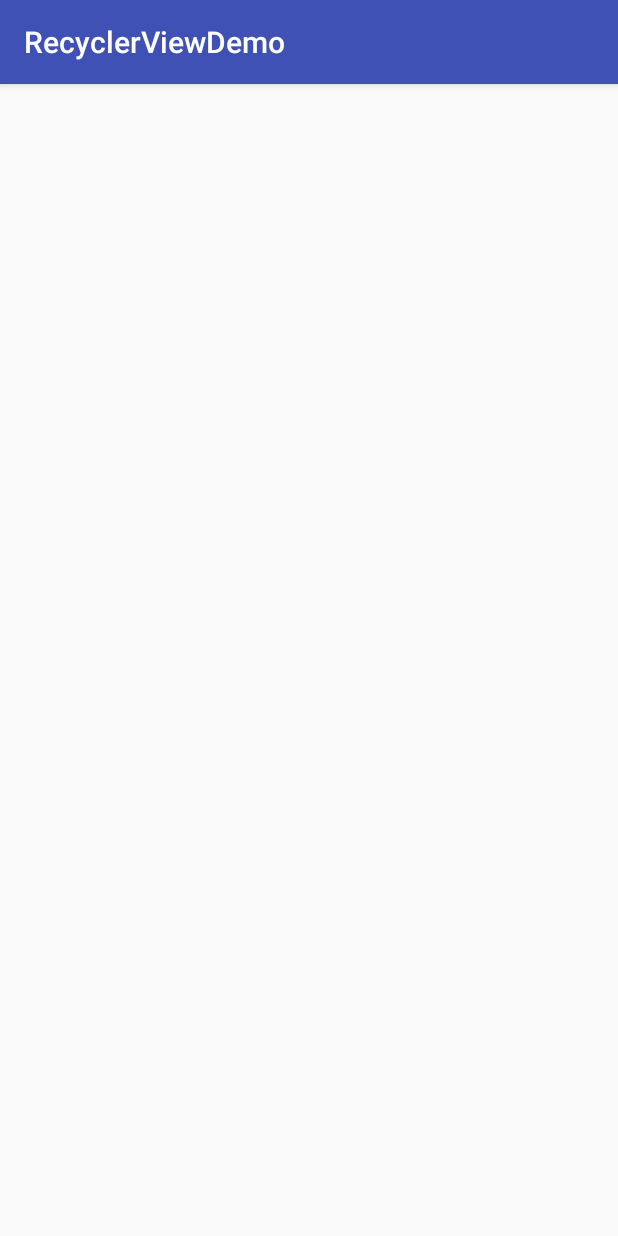
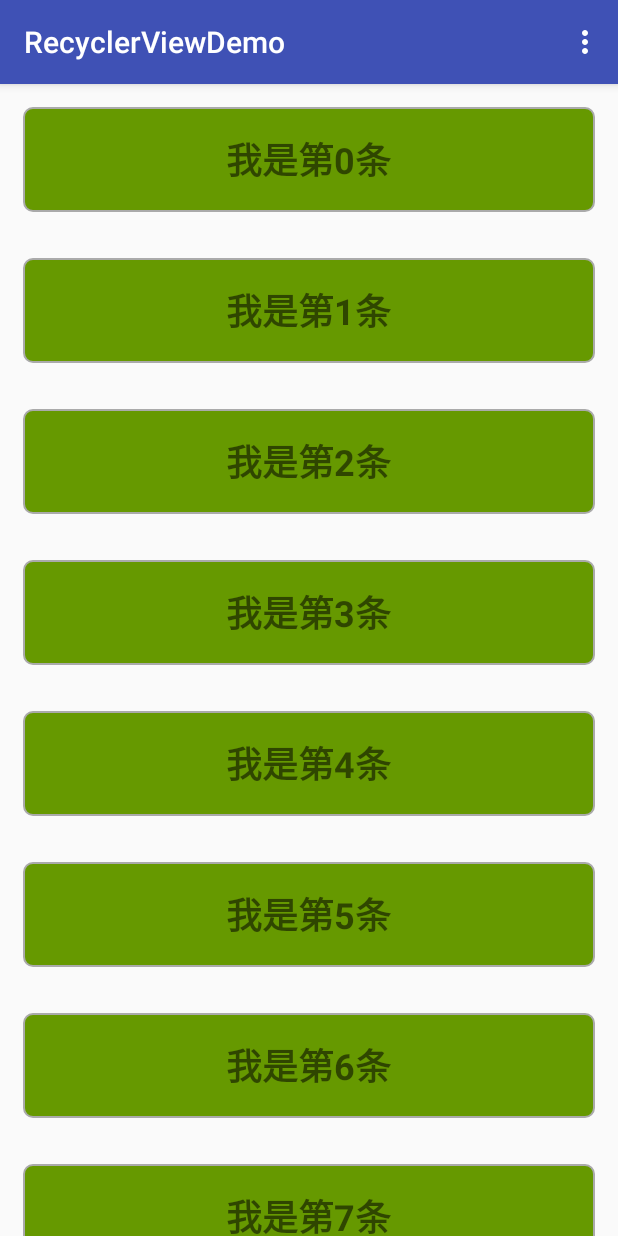
Before and after one commit to OuFungWah/RecyclerViewDemo, an Android app: the screen it shows after launch (MainActivity), on a phone screen of 412 x 824 dp. Run offline under Robolectric (Android 15) with nearby library versions, the phone set to English and light mode, and no system bars.

Commit message:
add recyclerview into the project

```diff
--- a/app/src/main/java/com/example/diegobrce/recyclerviewdemo/MainActivity.java
+++ b/app/src/main/java/com/example/diegobrce/recyclerviewdemo/MainActivity.java
@@ -6,12 +6,23 @@ import android.support.v7.widget.GridLayoutManager;
 import android.support.v7.widget.LinearLayoutManager;
 import android.support.v7.widget.RecyclerView;
 import android.view.Menu;
+import android.view.MenuItem;
+
+import com.example.diegobrce.recyclerviewdemo.adapter.MyRecyclerAdapter;
+import com.example.diegobrce.recyclerviewdemo.bean.ListItem;
+
+import java.util.ArrayList;
+import java.util.List;
 
 public class MainActivity extends AppCompatActivity {
 
-    /**复用视图*/
+    /**
+     * 复用视图
+     */
     private RecyclerView recyclerView;
-    /**横向线性布局管理器*/
+    /**
+     * 横向线性布局管理器
+     */
     private LinearLayoutManager horizontalManager;
     /**
      * 纵向线性布局管理器
@@ -26,7 +37,9 @@ public class MainActivity extends AppCompatActivity {
      */
     private GridLayoutManager vertivalGridManager;
 
+    private List<ListItem> list = new ArrayList<>();
 
+    private MyRecyclerAdapter adapter;
 
     @Override
     protected void onCreate(Bundle savedInstanceState) {
@@ -36,15 +49,73 @@ public class MainActivity extends AppCompatActivity {
         recyclerView = (RecyclerView) findViewById(R.id.recycler);
 
         //构造函数（资源，线性方向，是否颠倒顺序）
-        horizontalManager = new LinearLayoutManager(this,LinearLayoutManager.HORIZONTAL,false);
-        verticalManager = new LinearLayoutManager(this,LinearLayoutManager.VERTICAL,false);
+        horizontalManager = new LinearLayoutManager(this, LinearLayoutManager.HORIZONTAL, false);
+        verticalManager = new LinearLayoutManager(this, LinearLayoutManager.VERTICAL, false);
+
         //构造函数（资源，一行多少列（vertical）/一列有多少行（Horizontal），布局的方向，是否颠倒顺序）
-        horizontalGridManager = new GridLayoutManager(this,3,LinearLayoutManager.HORIZONTAL,false);
-        vertivalGridManager = new GridLayoutManager(this,4,LinearLayoutManager.VERTICAL,false);
+        horizontalGridManager = new GridLayoutManager(this, 3, LinearLayoutManager.HORIZONTAL, false);
+        vertivalGridManager = new GridLayoutManager(this, 4, LinearLayoutManager.VERTICAL, false);
+
+        //插入数据到List中
+        for (int i = 0; i < 20; i++) {
+            list.add(new ListItem("我是第" + i + "条"));
+        }
+
+        //新建设配器
+        adapter = new MyRecyclerAdapter(list);
+
+        //设置数据和视图的适配器
+        recyclerView.setAdapter(adapter);
+
+        //默认为纵向布局
+        recyclerView.setLayoutManager(verticalManager);
+
+
     }
 
+    /**
+     * 创建菜单
+     *
+     * @param menu
+     * @return
+     */
     @Override
     public boolean onCreateOptionsMenu(Menu menu) {
-        return super.onCreateOptionsMenu(menu);
+        getMenuInflater().inflate(R.menu.main_menu, menu);
+        return true;
+    }
+
+    /**
+     * 监听菜单选项的选择
+     *
+     * @param item
+     * @return
+     */
+    @Override
+    public boolean onOptionsItemSelected(MenuItem item) {
+        switch (item.getItemId()) {
+            case R.id.vertical_LinearManager_item:
+                recyclerView.setLayoutManager(verticalManager);
+                return true;
+            case R.id.horizontal_LinearManager_item:
+                recyclerView.setLayoutManager(horizontalManager);
+                return true;
+            case R.id.vertical_GridManager_item:
+                recyclerView.setLayoutManager(vertivalGridManager);
+                return true;
+            case R.id.horizontal_GridManager_item:
+                recyclerView.setLayoutManager(horizontalGridManager);
+                return true;
+            case R.id.add:
+                adapter.addItem();
+                recyclerView.scrollToPosition(list.size() - 1);
+                return true;
+            case R.id.remove:
+                adapter.removeLastItem();
+                recyclerView.scrollToPosition(list.size() - 1);
+                return true;
+            default:
+                return false;
+        }
     }
 }
--- /dev/null
+++ b/app/src/main/java/com/example/diegobrce/recyclerviewdemo/adapter/MyRecyclerAdapter.java
@@ -0,0 +1,90 @@
+package com.example.diegobrce.recyclerviewdemo.adapter;
+
+import android.support.v7.widget.RecyclerView;
+import android.view.LayoutInflater;
+import android.view.View;
+import android.view.ViewGroup;
+
+import com.example.diegobrce.recyclerviewdemo.R;
+import com.example.diegobrce.recyclerviewdemo.bean.ListItem;
+
+import java.util.List;
+
+/**
+ * 继承RecyclerView的Adapter，并重写其中的方法以适配到自己的itemView
+ * <p>
+ * Created by 区枫华 on 2017/6/4.
+ */
+
+public class MyRecyclerAdapter extends RecyclerView.Adapter<MyViewHolder> {
+
+    /**
+     * 装有列表中，各条item的信息的List
+     */
+    private List<ListItem> list;
+
+    /**
+     * 构造函数
+     *
+     * @param list
+     */
+    public MyRecyclerAdapter(List<ListItem> list) {
+        this.list = list;
+    }
+
+    /**
+     * 创建一个新的ViewHolder并给它绑定资源
+     * 相当于ListView的判断是否存在复用View，若不存在再去用LayoutInflater新建一个
+     *
+     * @param parent
+     * @param viewType
+     * @return
+     */
+    @Override
+    public MyViewHolder onCreateViewHolder(ViewGroup parent, int viewType) {
+        //从父View那里获取到上下文对象，并以此上下文对象去实现一个item的View
+        View view = LayoutInflater.from(parent.getContext()).inflate(R.layout.list_item, parent, false);
+
+        //将实现好的View传入ViewHolder中，set好
+        return new MyViewHolder(view);
+    }
+
+    /**
+     * 给对应的ViewHolder设置当前位置相应的item信息
+     *
+     * @param holder
+     * @param position
+     */
+    @Override
+    public void onBindViewHolder(MyViewHolder holder, int position) {
+        //获取当前位置的列表信息
+        ListItem temp = list.get(position);
+        //用对应的信息设置当前条项View的控件
+        holder.tv.setText(list.get(position).getText());
+    }
+
+    /**
+     * 获取列表中的
+     * 返回list的大小
+     *
+     * @return
+     */
+    @Override
+    public int getItemCount() {
+        return list.size();
+    }
+
+    public void addItem() {
+        list.add(new ListItem("我是第"+getItemCount()+"条"));
+        notifyDataSetChanged();
+    }
+
+    public void removeLastItem() {
+        if (list.size() > 0) {
+            list.remove(list.size() - 1);
+            notifyDataSetChanged();
+        } else
+            return;
+    }
+
+}
--- /dev/null
+++ b/app/src/main/java/com/example/diegobrce/recyclerviewdemo/adapter/MyViewHolder.java
@@ -0,0 +1,23 @@
+package com.example.diegobrce.recyclerviewdemo.adapter;
+
+import android.support.v7.widget.RecyclerView;
+import android.view.View;
+import android.widget.TextView;
+
+import com.example.diegobrce.recyclerviewdemo.R;
+
+/**
+ * 复用View类
+ * Created by 区枫华 on 2017/6/4.
+ */
+
+public class MyViewHolder extends RecyclerView.ViewHolder {
+
+    public TextView tv;
+
+    public MyViewHolder(View itemView) {
+        super(itemView);
+        tv = (TextView) itemView.findViewById(R.id.item_text);
+    }
+
+}
--- /dev/null
+++ b/app/src/main/java/com/example/diegobrce/recyclerviewdemo/bean/ListItem.java
@@ -0,0 +1,22 @@
+package com.example.diegobrce.recyclerviewdemo.bean;
+
+/**
+ * Created by 区枫华 on 2017/6/4.
+ */
+
+public class ListItem {
+
+    private String text;
+
+    public ListItem(String text){
+        this.text = text;
+    }
+
+    public String getText() {
+        return text;
+    }
+
+    public void setText(String text) {
+        this.text = text;
+    }
+}
--- /dev/null
+++ b/app/src/main/res/drawable/bg.xml
@@ -0,0 +1,8 @@
+<?xml version="1.0" encoding="utf-8"?>
+<shape xmlns:android="http://schemas.android.com/apk/res/android">
+    <corners android:radius="6dp" />
+    <gradient
+        android:endColor="@android:color/holo_green_dark"
+        android:startColor="@android:color/holo_green_dark" />
+    <stroke android:color="@android:color/darker_gray" android:width="1dp"/>
+</shape>
--- /dev/null
+++ b/app/src/main/res/layout/list_item.xml
@@ -0,0 +1,18 @@
+<?xml version="1.0" encoding="utf-8"?>
+<RelativeLayout xmlns:android="http://schemas.android.com/apk/res/android"
+    android:layout_width="match_parent"
+    android:layout_height="70dp"
+    android:layout_margin="15dp"
+    android:background="@drawable/bg"
+    android:orientation="vertical">
+
+    <TextView
+        android:id="@+id/item_text"
+        android:text="我是第一条"
+        android:textStyle="bold"
+        android:layout_centerInParent="true"
+        android:textSize="24sp"
+        android:layout_width="wrap_content"
+        android:layout_height="wrap_content" />
+
+</RelativeLayout>
--- /dev/null
+++ b/app/src/main/res/menu/main_menu.xml
@@ -0,0 +1,28 @@
+<?xml version="1.0" encoding="utf-8"?>
+<menu xmlns:android="http://schemas.android.com/apk/res/android"
+    xmlns:app="http://schemas.android.com/apk/res-auto">
+    <item
+        android:id="@+id/vertical_LinearManager_item"
+        android:title="纵向线性布局管理器"
+        app:showAsAction="never" />
+    <item
+        android:id="@+id/horizontal_LinearManager_item"
+        android:title="横向线性布局管理器"
+        app:showAsAction="never" />
+    <item
+        android:id="@+id/vertical_GridManager_item"
+        android:title="纵向网格布局管理器"
+        app:showAsAction="never" />
+    <item
+        android:id="@+id/horizontal_GridManager_item"
+        android:title="横向网格布局管理器"
+        app:showAsAction="never" />
+    <item
+        android:id="@+id/add"
+        android:title="增加一项"
+        app:showAsAction="never" />
+    <item
+        android:id="@+id/remove"
+        android:title="减少一项"
+        app:showAsAction="never" />
+</menu>
```
